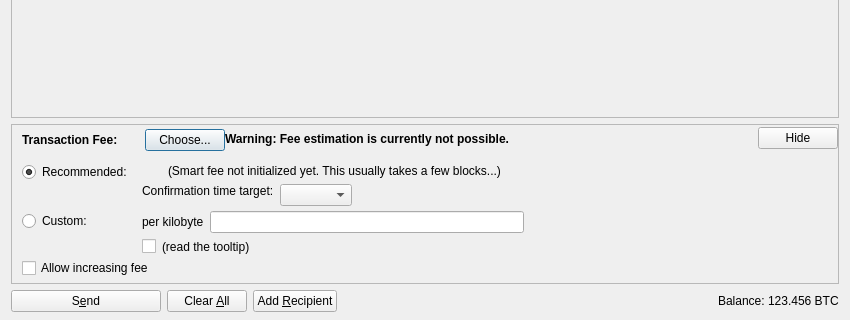
Before: the Qt Designer form src/qt/forms/sendcoinsdialog.ui in raffermeko/bitcoin, drawn with Qt 5; both pictures show x 0 to 850 and y 206 to 526 of the 850 by 526 pixel window.
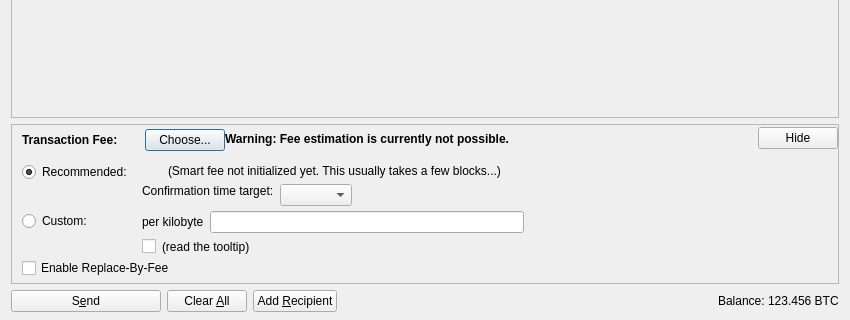
After: the same form once the commit is applied. Icons and pictures are not drawn. Custom widgets are drawn as their Qt base class.

The edit to the form file:
```diff
--- a/src/qt/forms/sendcoinsdialog.ui
+++ b/src/qt/forms/sendcoinsdialog.ui
@@ -1108,7 +1108,7 @@
            <item>
             <widget class="QCheckBox" name="optInRBF">
              <property name="text">
-              <string>Allow increasing fee</string>
+              <string>Enable Replace-By-Fee</string>
              </property>
              <property name="toolTip">
               <string>This allows you to increase the fee later if the transaction takes a long time to confirm. This will also cause the recommended fee to be lower. ("Replace-By-Fee", BIP 125)</string>
```
Left out of the diff: 2 changed lines with no effect on the pictures.
